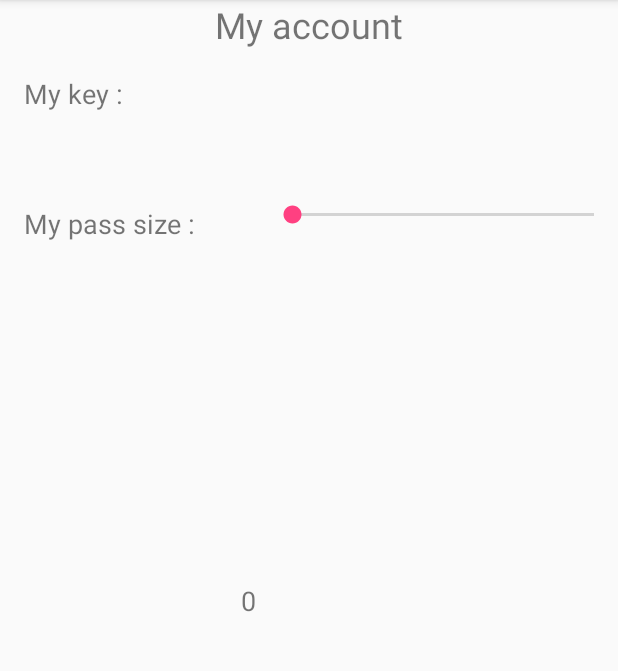
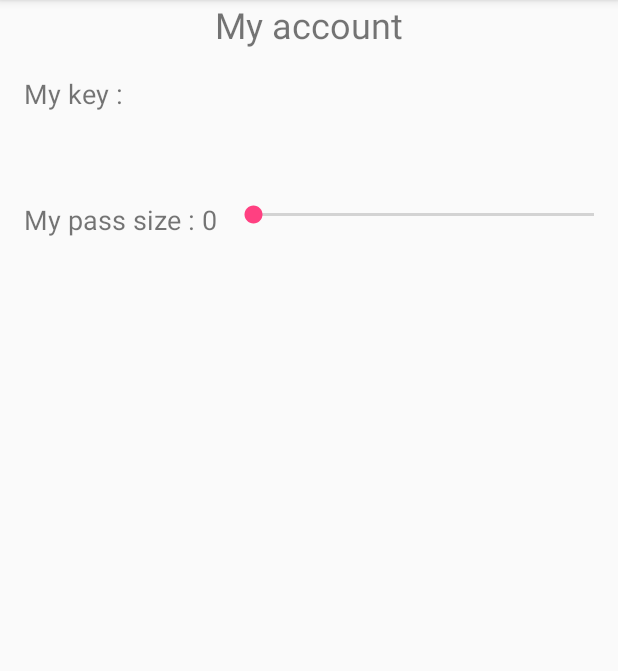
Before and after one commit to sfatali/EzyPass, an Android app: the SettingsActivity screen opened directly, with no data from a screen before it, on a phone screen of 412 x 824 dp, the part 84-755 px from its top. Run offline under Robolectric (Android 15) with nearby library versions, the phone set to English and light mode, and no system bars; 3 statements that could not run were skipped.

Commit message:
#13 graphical bug fix

```diff
--- a/app/src/main/res/layout/activity_settings.xml
+++ b/app/src/main/res/layout/activity_settings.xml
@@ -24,16 +24,13 @@
         android:id="@+id/SettingsActivitytextViewPassSizeTitle"
         android:layout_width="wrap_content"
         android:layout_height="wrap_content"
-        android:layout_marginLeft="13dp"
         android:layout_marginStart="16dp"
         android:text="My pass size : "
         android:textSize="18sp"
-        app:layout_constraintLeft_toLeftOf="parent"
-        android:layout_marginTop="62dp"
-        app:layout_constraintTop_toBottomOf="@+id/SettingsActivitytextViewKeyTitle"
-        app:layout_constraintBottom_toBottomOf="parent"
-        android:layout_marginBottom="8dp"
-        app:layout_constraintVertical_bias="0.0" />
+        app:layout_constraintTop_toTopOf="parent"
+        android:layout_marginTop="134dp"
+        android:layout_marginLeft="16dp"
+        app:layout_constraintLeft_toLeftOf="parent" />
 
     <TextView
         android:id="@+id/SettingsActivitytextViewKeyTitle"
@@ -67,27 +64,23 @@
         style="@android:style/Widget.Material.Light.SeekBar"
         android:layout_width="0dp"
         android:layout_height="wrap_content"
-        android:layout_marginRight="0dp"
         android:layout_marginStart="8dp"
-        android:layout_marginTop="134dp"
         android:max="8"
         android:progress="1"
+        app:layout_constraintTop_toTopOf="parent"
+        android:layout_marginTop="134dp"
+        android:layout_marginRight="0dp"
         app:layout_constraintRight_toRightOf="parent"
-        app:layout_constraintTop_toTopOf="parent"
         app:layout_constraintLeft_toRightOf="@+id/SettingsAvticitytextViewPassSize"
-        android:layout_marginLeft="0dp"
-        app:layout_constraintBottom_toBottomOf="parent"
-        app:layout_constraintHorizontal_bias="1.0"
-        android:layout_marginBottom="8dp"
-        app:layout_constraintVertical_bias="0.0" />
+        android:layout_marginLeft="0dp" />
 
     <TextView
         android:id="@+id/SettingsAvticitytextViewPassSize"
         android:layout_width="wrap_content"
         android:layout_height="wrap_content"
         android:textSize="18sp"
+        app:layout_constraintTop_toTopOf="parent"
+        android:layout_marginTop="134dp"
         app:layout_constraintLeft_toRightOf="@+id/SettingsActivitytextViewPassSizeTitle"
-        android:layout_marginLeft="26dp"
-        app:layout_constraintBottom_toBottomOf="parent"
-        android:layout_marginBottom="355dp" />
+        android:layout_marginLeft="0dp" />
 </android.support.constraint.ConstraintLayout>
```
